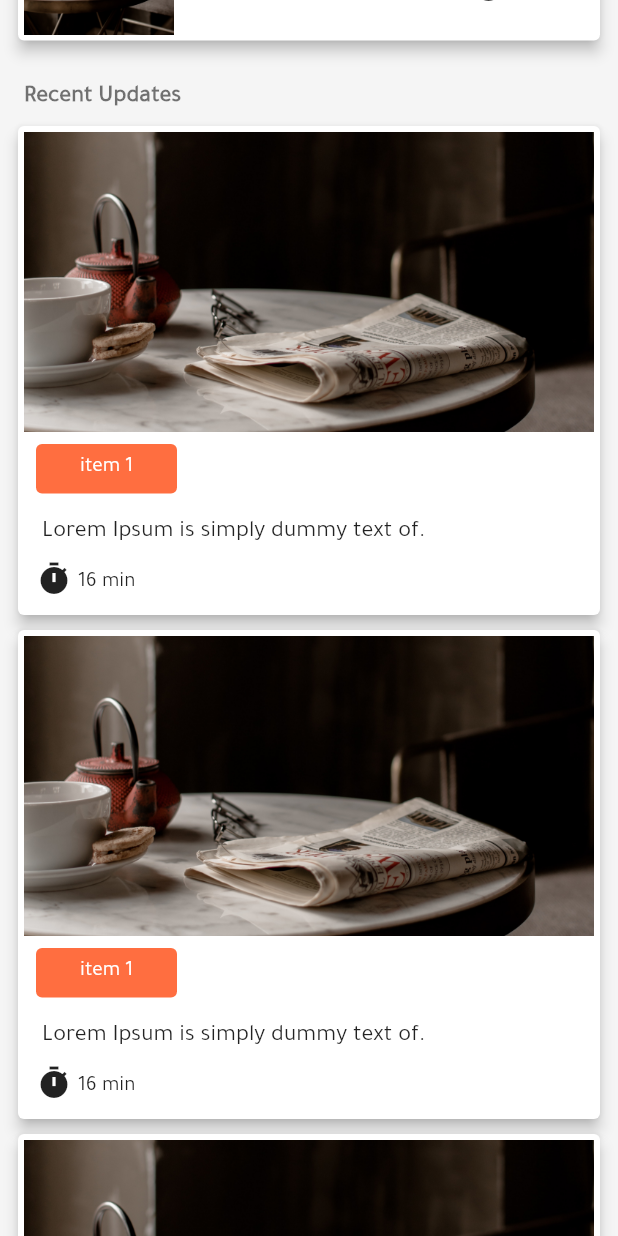
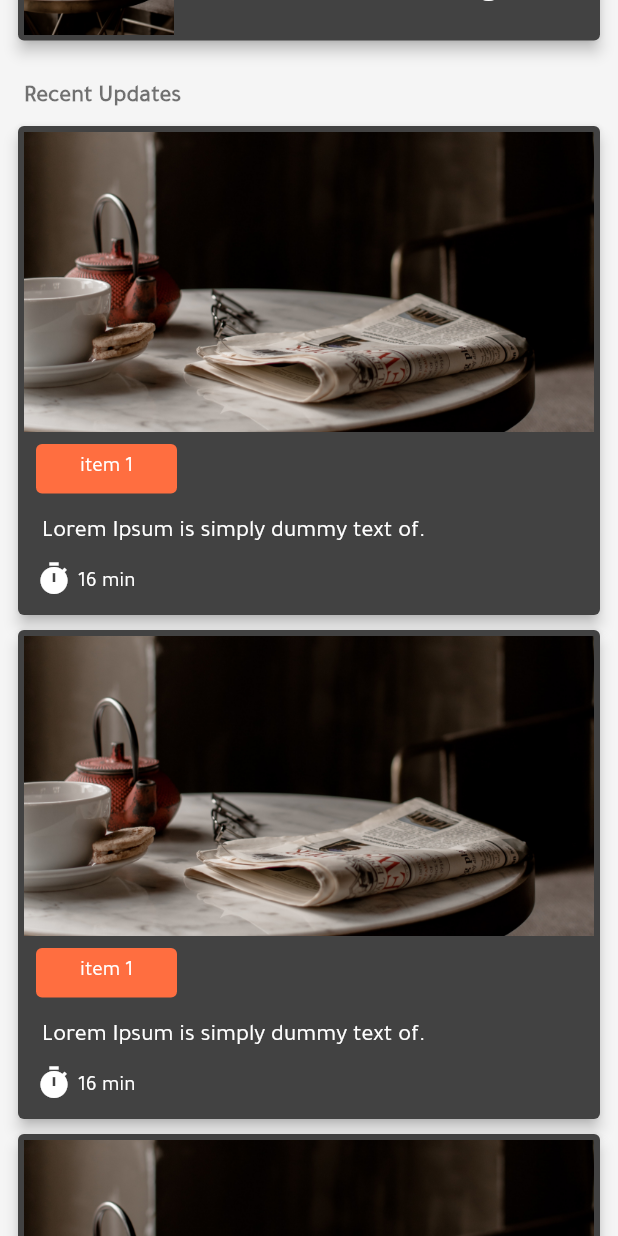
Before and after one commit to Ibrahim-Mushtaha/News-App-Flutter, a Flutter app: the WhatsNew widget shown alone on an empty page, opened directly, scrolled down 576 dp, on a phone screen of 412 x 824 dp. Run offline on Flutter 3.47's test engine with Material 2 defaults, Android fonts, the phone set to English and light mode, and no system bars; our stand-ins replace logger, motion_toast, shared_preferences; missing offline and left inert: bottom_sheet, page_view_indicator; accounts and stored records are empty.

Commit message:
add singleton StorageManager

```diff
--- a/lib/util/MockData.dart
+++ b/lib/util/MockData.dart
@@ -1,3 +1,4 @@
+import 'package:logger/logger.dart';
 import 'package:newsapp/model/NavMenuItems.dart';
 import 'package:newsapp/model/Welcome.dart';
 import 'package:newsapp/other/StringConstant.dart';
@@ -8,8 +9,10 @@ import 'package:newsapp/view/readlater.dart';
 import 'package:newsapp/view/setting.dart';
 
 class MockData{
+
   MockData._();
   static final MockData mockData = MockData._();
+  static final logger = Logger();
 
   List<Welcome> getOnBoarding(){
     return <Welcome>[
--- /dev/null
+++ b/lib/util/StorageManager.dart
@@ -0,0 +1,44 @@
+import 'package:shared_preferences/shared_preferences.dart';
+
+class StorageManager {
+  static SharedPreferences _prefs;
+
+  // call this method from iniState() function of mainApp().
+  static Future<SharedPreferences> init() async {
+    _prefs = await SharedPreferences.getInstance();
+    return _prefs;
+  }
+
+  //sets
+  static Future<bool> setBool(String key, bool value) async =>
+      await _prefs.setBool(key, value);
+
+  static Future<bool> setDouble(String key, double value) async =>
+      await _prefs.setDouble(key, value);
+
+  static Future<bool> setInt(String key, int value) async =>
+      await _prefs.setInt(key, value);
+
+  static Future<bool> setString(String key, String value) async =>
+      await _prefs.setString(key, value);
+
+  static Future<bool> setStringList(String key, List<String> value) async =>
+      await _prefs.setStringList(key, value);
+
+  //gets
+  static bool getBool(String key) => _prefs.getBool(key);
+
+  static double getDouble(String key) => _prefs.getDouble(key);
+
+  static int getInt(String key) => _prefs.getInt(key);
+
+  static String getString(String key) => _prefs.getString(key);
+
+  static List<String> getStringList(String key) => _prefs.getStringList(key);
+
+  //deletes..
+  static Future<bool> remove(String key) async => await _prefs.remove(key);
+
+  static Future<bool> clear() async => await _prefs.clear();
+
+}
--- /dev/null
+++ b/lib/util/ThemeBuilder.dart
@@ -0,0 +1,55 @@
+import 'package:flutter/material.dart';
+import 'package:newsapp/util/StorageManager.dart';
+
+class ThemeBuilder extends StatefulWidget {
+  final Widget Function(BuildContext context, Brightness brightness) builder;
+  final Brightness defaultBrightness;
+
+  ThemeBuilder({this.builder, this.defaultBrightness});
+
+  @override
+  _ThemeBuilderState createState() => _ThemeBuilderState();
+
+  static _ThemeBuilderState of(BuildContext context)
+  {
+    return context.findAncestorStateOfType<_ThemeBuilderState>();
+  }
+}
+
+class _ThemeBuilderState extends State<ThemeBuilder> {
+  Brightness _brightness;
+
+  @override
+  void initState() {
+    super.initState();
+    // ignore: unrelated_type_equality_checks
+    if(StorageManager.getBool("theme") == true) {
+      _brightness = Brightness.light;
+      print("theme light is true");
+    } else {
+      _brightness = Brightness.dark;
+      print("theme dark is true");
+    }
+    if(mounted)
+      setState(() {
+
+      });
+  }
+
+  void changeTheme() {
+    setState(() {
+      _brightness =
+      _brightness == Brightness.dark ? Brightness.light : Brightness.dark;
+    });
+  }
+
+  Brightness getCurrentTheme()
+  {
+    return _brightness;
+  }
+
+  @override
+  Widget build(BuildContext context) {
+    return widget.builder(context, _brightness);
+  }
+}
--- a/lib/view/home_tabs/whats_new.dart
+++ b/lib/view/home_tabs/whats_new.dart
@@ -40,15 +40,15 @@ class _WhatsNewState extends State<WhatsNew> {
           color: Colors.black45.withOpacity(0.5),
           child: Column(
             mainAxisAlignment: MainAxisAlignment.center,
-            children: [
-              Padding(
-                child: Text(
-                  "How Terriers & Royals Gatecrashed Final",
-                  style: _headerTitle,
-                  textAlign: TextAlign.center,
-                ),
-                padding: EdgeInsets.only(left: 16, right: 16),
+            children: [Padding(
+              child: Text(
+                "How Terriers & Royals Gatecrashed Final",
+                style: _headerTitle,
+                textAlign: TextAlign.center,
               ),
+              padding: EdgeInsets.only(left: 16, right: 16),
+            )
+              ,
               SizedBox(
                 height: 16,
               ),
--- a/pubspec.yaml
+++ b/pubspec.yaml
@@ -32,6 +32,8 @@ dependencies:
   shared_preferences: ^2.0.6
   motion_toast: ^1.0.0
   bottom_sheet: ^1.0.0
+  adobe_xd: ^1.0.0+1
+  logger: ^1.0.0
 
 dev_dependencies:
   flutter_test:
```
Also changed, not shown: lib/main.dart (+15 -7 lines), lib/util/apptheme.dart (+21 -1 lines), lib/view/setting.dart (+25 -6 lines), pubspec.lock.
